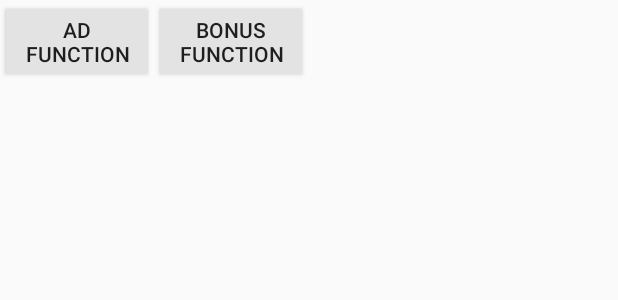
After one commit to PAXTechnologyInc/LinkupSDKDemo, an Android app: the layout fragment_features_a3700.xml on its own in the app's theme, with its tools: preview values and no code run, on a phone screen of 412 x 824 dp. The commit adds this screen. Shown: the top 300 px of the screen. Run offline under Robolectric (Android 15) with nearby library versions, the phone set to English and light mode, and no system bars; network calls fail.

Commit message:
ui for a3700

```diff
--- /dev/null
+++ b/linkupsdkdemo/app/src/main/res/layout/fragment_features_a3700.xml
@@ -0,0 +1,35 @@
+<?xml version="1.0" encoding="utf-8"?>
+<LinearLayout xmlns:android="http://schemas.android.com/apk/res/android"
+    android:layout_width="match_parent"
+    android:layout_height="match_parent"
+    android:orientation="vertical">
+
+    <LinearLayout
+        android:layout_width="match_parent"
+        android:layout_height="wrap_content"
+        android:orientation="horizontal"
+        android:weightSum="4">
+
+        <Button
+            android:id="@+id/buttonAD_a3700"
+            android:layout_width="0dp"
+            android:layout_height="wrap_content"
+            android:layout_weight="1"
+            android:backgroundTint="@color/inactive_color"
+            android:text="AD Function" />
+
+        <Button
+            android:id="@+id/buttonBonus_a3700"
+            android:layout_width="0dp"
+            android:layout_height="wrap_content"
+            android:layout_weight="1"
+            android:backgroundTint="@color/inactive_color"
+            android:text="Bonus Function" />
+    </LinearLayout>
+
+    <FrameLayout
+        android:id="@+id/fragmentContainer"
+        android:layout_width="match_parent"
+        android:layout_height="0dp"
+        android:layout_weight="1" />
+</LinearLayout>
```
Also changed, not shown: linkupsdkdemo/app/src/main/java/com/pax/linkupsdk/demo/module/FeaturesFragment.java (+79 -0 lines).
